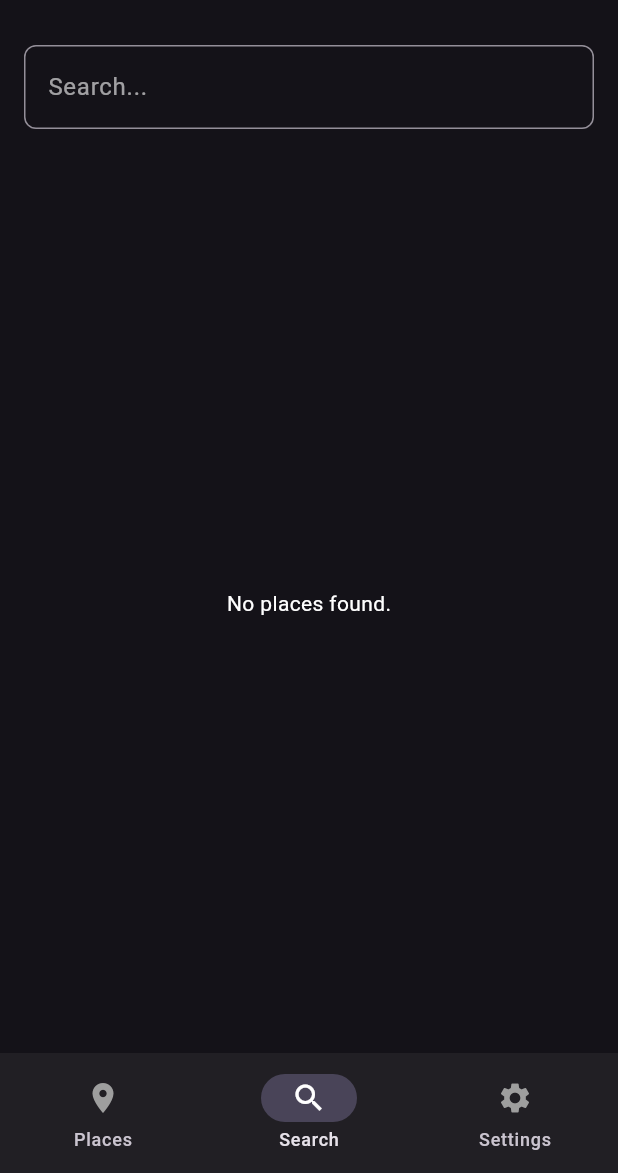
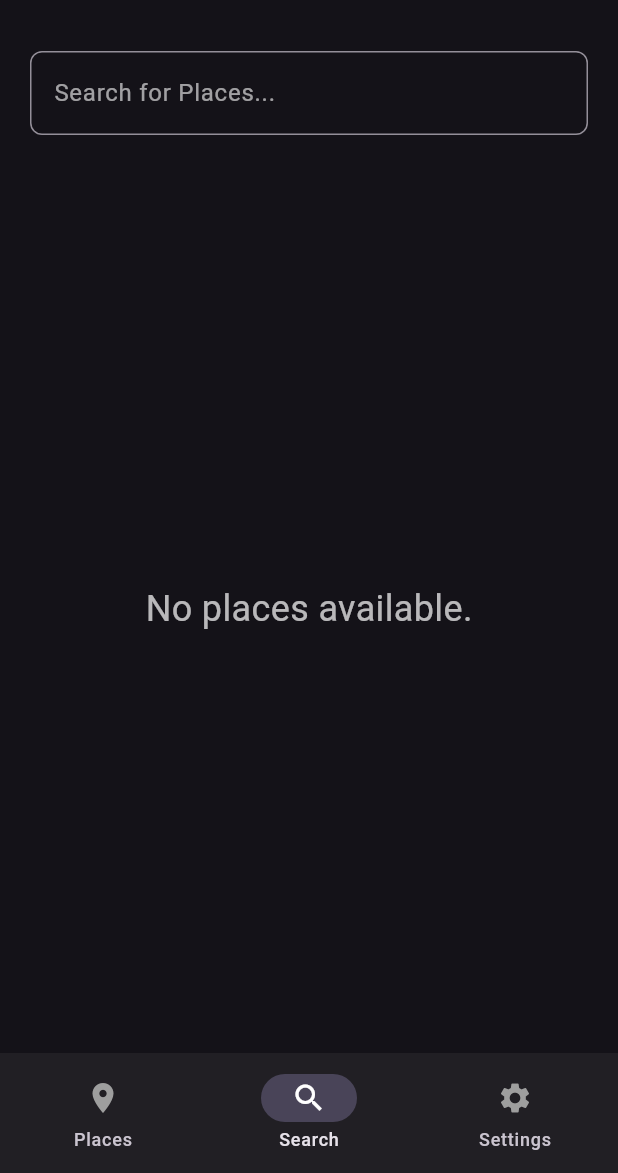
Before and after one commit to gu-tig333-ht24/spotly, a Flutter app: the screen it shows after launch, item 2 of the bottom bar chosen, on a phone screen of 412 x 824 dp, the part 63-1236 px from its top. Run offline on Flutter 3.47's test engine with Material 3 defaults, Android fonts, the phone set to English and light mode, and no system bars; our stand-ins replace device_info_plus, file_picker, flutter_riverpod, flutter_swipe_action_cell, geolocator, google_fonts and 5 more; accounts and stored records are empty.

Commit message:
refactor search ui and extract out reusable widgets

```diff
--- a/lib/src/features/search/ui/pages/search_page.dart
+++ b/lib/src/features/search/ui/pages/search_page.dart
@@ -1,158 +1,30 @@
 import 'package:flutter/material.dart';
-import 'package:flutter_riverpod/flutter_riverpod.dart';
-import 'package:intl/intl.dart';
-import '../../../../core/models/place.dart';
+
+import '../../../../core/constants/app_sizes.dart';
 import '../../../../core/widgets/custom_app_bar.dart';
 import '../../../../core/widgets/custom_navigation_bar.dart';
-import '../../../place/places/providers/place_list_provider.dart';
+import '../widgets/custom_search_bar.dart';
+import '../widgets/search_list_view.dart';
 
-class SearchPage extends ConsumerStatefulWidget {
+class SearchPage extends StatelessWidget {
   const SearchPage({super.key});
 
   @override
-  SearchPageState createState() => SearchPageState();
-}
-
-class SearchPageState extends ConsumerState<SearchPage> {
-  final TextEditingController _searchController = TextEditingController();
-  List<Place> _filteredPlaces = [];
-
-  @override
-  void initState() {
-    super.initState();
-    _searchController.addListener(_filterPlaces);
-
-    // Delay the provider update to avoid modifying it during the widget build process
-    Future.microtask(() {
-      _retrievePlaces(); // Retrieve places after the widget tree has built
-    });
-  }
-
-  @override
-  void dispose() {
-    _searchController.dispose();
-    super.dispose();
-  }
-
-  // Retrieve places using the provider (with collectionId)
-  void _retrievePlaces() {
-    ref.read(placeListProvider.notifier).retrievePlaces(1); // Use the correct collectionId
-  }
-
-
-  void _filterPlaces() {
-    final query = _searchController.text.toLowerCase();
-    final allPlaces = ref.read(placeListProvider).whenOrNull(data: (places) => places) ?? [];
-
-
-    setState(() {
-      if (query.isNotEmpty) {
-        _filteredPlaces = allPlaces.where((place) {
-          return place.title.toLowerCase().startsWith(query);
-        }).toList();
-      } else {
-        _filteredPlaces = allPlaces;
-      }
-    });
-  }
-
-  void _clearSearch() {
-    _searchController.clear();
-  }
-
-  @override
   Widget build(BuildContext context) {
-    final placesList = ref.watch(placeListProvider);
-
-    return Scaffold(
-      appBar: const CustomAppBar(),
-      bottomNavigationBar: const CustomNavigationBar(),
+    return const Scaffold(
+      appBar: CustomAppBar(),
+      bottomNavigationBar: CustomNavigationBar(),
       body: Column(
         children: [
-          _buildSearchField(),
+          Padding(
+            padding: EdgeInsets.all(AppSizes.s20),
+            child: CustomSearchBar(),
+          ),
           Expanded(
-            child: placesList.when(
-              data: (allPlaces) => _buildPlacesList(),
-              loading: () => const Center(child: CircularProgressIndicator()),
-              error: (error, stack) => const Center(child: Text('Error loading places')),
-            ),
+            child: SearchListView(),
           ),
         ],
       ),
     );
   }
-
-  Widget _buildSearchField() {
-    return Padding(
-      padding: const EdgeInsets.all(16.0),
-      child: TextField(
-        controller: _searchController,
-        style: const TextStyle(color: Colors.white),
-        decoration: InputDecoration(
-          hintText: 'Search...',
-          hintStyle: const TextStyle(color: Colors.white60),
-          border: OutlineInputBorder(
-            borderRadius: BorderRadius.circular(8.0),
-          ),
-          suffixIcon: _searchController.text.isNotEmpty
-              ? IconButton(
-                  icon: const Icon(Icons.clear, color: Colors.white),
-                  onPressed: _clearSearch,
-                )
-              : null,
-        ),
-      ),
-    );
-  }
-
-  Widget _buildPlacesList() {
-    return _filteredPlaces.isEmpty
-        ? const Center(
-            child: Text(
-              'No places found.',
-              style: TextStyle(color: Colors.white),
-            ),
-          )
-        : ListView.separated(
-            itemCount: _filteredPlaces.length,
-            separatorBuilder: (context, index) => const Divider(
-              color: Colors.white24,
-              thickness: 1,
-              height: 1,
-            ),
-            itemBuilder: (context, index) {
-              final place = _filteredPlaces[index];
-              return ListTile(
-                contentPadding: const EdgeInsets.symmetric(horizontal: 16.0, vertical: 8.0),
-                leading: Icon(
-                  Icons.place,
-                  color: Colors.blue[300],
-                  size: 30.0,
-                ),
-                title: Text(
-                  place.title,
-                  style: const TextStyle(
-                    color: Colors.white,
-                    fontWeight: FontWeight.bold,
-                    fontSize: 16.0,
-                  ),
-                ),
-                subtitle: Text(
-                  'Created on: ${DateFormat('yyyy-MM-dd').format(place.createdAt)}',
-                  style: const TextStyle(
-                    color: Colors.white70,
-                    fontSize: 12.0,
-                  ),
-                ),
-                trailing: const Icon(
-                  Icons.arrow_forward_ios,
-                  color: Colors.white60,
-                  size: 16.0,
-                ),
-                onTap: () {
-                },
-              );
-            },
-          );
-  }
 }
--- /dev/null
+++ b/lib/src/features/search/ui/widgets/custom_search_bar.dart
@@ -0,0 +1,59 @@
+import 'package:flutter/material.dart';
+
+import 'package:flutter_riverpod/flutter_riverpod.dart';
+
+import '../../providers/place_search_provider.dart';
+
+class CustomSearchBar extends ConsumerStatefulWidget {
+  const CustomSearchBar({super.key});
+
+  @override
+  ConsumerState createState() => _SearchBarState();
+}
+
+class _SearchBarState extends ConsumerState<CustomSearchBar> {
+  late final PlaceSearchController _placeSearchController;
+  late final TextEditingController _searchTextController;
+
+  @override
+  void initState() {
+    super.initState();
+    _searchTextController = TextEditingController();
+    _placeSearchController = ref.read(placeSearchProvider.notifier);
+
+    _searchTextController.addListener(() {
+      _placeSearchController.searchPlaces(_searchTextController.text);
+    });
+  }
+
+  @override
+  void dispose() {
+    _searchTextController.dispose();
+    super.dispose();
+  }
+
+  @override
+  Widget build(BuildContext context) {
+    return TextField(
+      controller: _searchTextController,
+      style: const TextStyle(color: Colors.white),
+      decoration: InputDecoration(
+        hintText: "Search for Places...",
+        hintStyle: const TextStyle(color: Colors.white60),
+        border: OutlineInputBorder(
+          borderRadius: BorderRadius.circular(8.0),
+        ),
+        suffixIcon: _searchTextController.text.isNotEmpty
+            ? IconButton(
+                icon: const Icon(Icons.clear, color: Colors.white),
+                onPressed: () {
+                  _searchTextController.clear();
+                  _placeSearchController
+                      .searchPlaces(_searchTextController.text);
+                },
+              )
+            : null,
+      ),
+    );
+  }
+}
--- /dev/null
+++ b/lib/src/features/search/ui/widgets/place_list.dart
@@ -0,0 +1,90 @@
+import 'package:flutter/material.dart';
+
+import 'package:flutter_riverpod/flutter_riverpod.dart';
+import 'package:flutter_swipe_action_cell/core/cell.dart';
+
+import '../../../../core/models/place.dart';
+import '../../../../core/widgets/centered_placeholder_text.dart';
+import '../../../place/place_detail/ui/pages/place_detail_page.dart';
+import '../../../place/places/ui/widgets/place_list_tile.dart';
+import '../../../share/providers/share_provider.dart';
+import '../../../share/services/share_service.dart';
+
+class PlaceList extends StatelessWidget {
+  const PlaceList({
+    super.key,
+    required this.places,
+    required this.onDelete,
+  });
+
+  final List<Place> places;
+  final Function(Place place) onDelete;
+
+  @override
+  Widget build(BuildContext context) {
+    if (places.isEmpty) {
+      return const CenteredPlaceholderText(
+        text: "No places available.",
+      );
+    }
+
+    return Consumer(builder: (context, WidgetRef ref, _) {
+      return ListView.separated(
+        itemCount: places.length,
+        itemBuilder: (BuildContext _, int index) {
+          final Place place = places[index];
+
+          return SwipeActionCell(
+            key: ObjectKey(place.id),
+            backgroundColor: Colors.transparent,
+            selectedForegroundColor: Colors.transparent,
+            leadingActions: [
+              SwipeAction(
+                  title: "Share",
+                  color: Colors.deepPurpleAccent,
+                  onTap: (CompletionHandler handler) async {
+                    handler(false);
+
+                    final ShareService shareService =
+                        ref.read(shareServiceProvider);
+                    final RenderBox? box =
+                        context.findRenderObject() as RenderBox?;
+                    Rect? sharePositionOrigin;
+                    if (await shareService.isThisDeviceIpad()) {
+                      sharePositionOrigin =
+                          box!.localToGlobal(Offset.zero) & box.size;
+                    }
+                    await shareService.sharePlace(place, sharePositionOrigin);
+                  })
+            ],
+            trailingActions: [
+              SwipeAction(
+                  title: "Delete",
+                  color: Colors.red,
+                  onTap: (CompletionHandler handler) async {
+                    await handler(true);
+                    onDelete(place);
+                  }),
+              SwipeAction(
+                  title: "Edit",
+                  color: Colors.deepPurpleAccent,
+                  onTap: (CompletionHandler handler) async {
+                    // TODO: Navigate to Edit Page
+                  }),
+            ],
+            child: PlaceListTile(
+              place: place,
+              onTap: () => Navigator.push(
+                context,
+                MaterialPageRoute(
+                  builder: (_) => PlaceDetailPage(place: place),
+                ),
+              ),
+            ),
+          );
+        },
+        separatorBuilder: (_, __) => const SizedBox(height: 1),
+      );
+    });
+  }
+}
--- /dev/null
+++ b/lib/src/features/search/ui/widgets/search_list_view.dart
@@ -0,0 +1,41 @@
+import 'package:flutter/material.dart';
+
+import 'package:flutter_riverpod/flutter_riverpod.dart';
+
+import '../../../../core/models/place.dart';
+import '../../../../core/widgets/centered_error_text.dart';
+import '../../../../core/widgets/centered_progress_indicator.dart';
+import '../../providers/place_search_provider.dart';
+import 'place_list.dart';
+
+class SearchListView extends ConsumerStatefulWidget {
+  const SearchListView({super.key});
+
+  @override
+  ConsumerState createState() => _SearchListViewState();
+}
+
+class _SearchListViewState extends ConsumerState<SearchListView> {
+  @override
+  void dispose() {
+    super.dispose();
+  }
+
+  @override
+  Widget build(BuildContext context) {
+    final AsyncValue<List<Place>> searchResultsValue = ref.watch(
+      placeSearchProvider,
+    );
+
+    return searchResultsValue.when(
+      data: (List<Place> places) {
+        return PlaceList(
+          places: places,
+          onDelete: (Place placeToDelete) {},
+        );
+      },
+      loading: () => const CenteredProgressIndicator(),
+      error: (e, _) => CenteredErrorText(errorMessage: e.toString()),
+    );
+  }
+}
```
Also changed, not shown: lib/src/features/place/places/ui/widgets/place_list_view.dart (+3 -8 lines).
